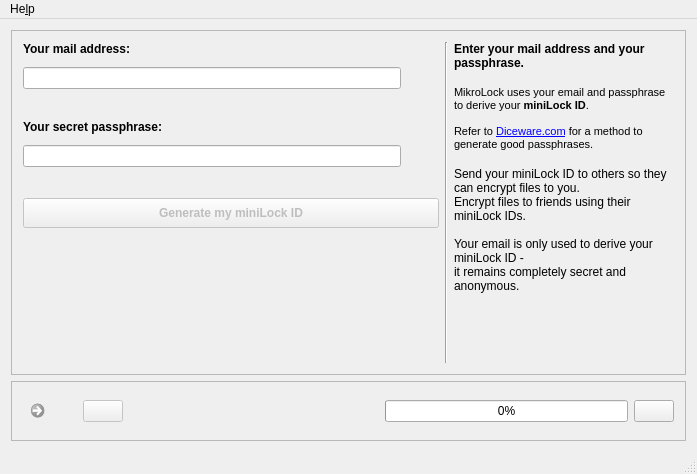
Above: src/gui/qt-widgets/mlock-gui/mlockmainwindow.ui from andre-simon/mikrolock before the change. Below: the same form after it.
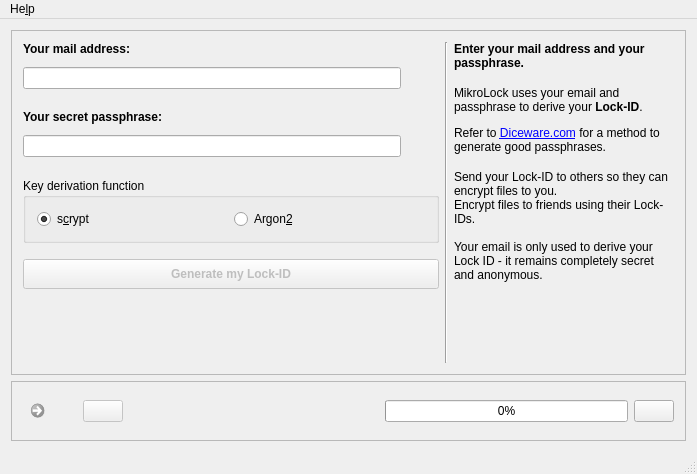
That is the form after the change. The open tabs and pages were chosen to show the change. Icons and pictures are not drawn.

Commit message: 1.1 addition of Argon2 kdf

```diff
--- a/src/gui/qt-widgets/mlock-gui/mlockmainwindow.ui
+++ b/src/gui/qt-widgets/mlock-gui/mlockmainwindow.ui
@@ -109,7 +109,7 @@
             <property name="sizeHint" stdset="0">
              <size>
               <width>20</width>
-              <height>20</height>
+              <height>10</height>
              </size>
             </property>
            </spacer>
@@ -189,7 +189,58 @@
             <property name="sizeHint" stdset="0">
              <size>
               <width>20</width>
-              <height>20</height>
+              <height>10</height>
+             </size>
+            </property>
+           </spacer>
+          </item>
+          <item>
+           <widget class="QGroupBox" name="gbKDF">
+            <property name="toolTip">
+             <string>Select a function to calculate a key from the input fields above. Always use the same function to generate your Lock-ID.</string>
+            </property>
+            <property name="title">
+             <string>Key derivation function</string>
+            </property>
+            <layout class="QHBoxLayout" name="horizontalLayout_8">
+             <item>
+              <widget class="QRadioButton" name="rbScrypt">
+               <property name="toolTip">
+                <string>Select scrypt as key derivation function.</string>
+               </property>
+               <property name="text">
+                <string>s&amp;crypt</string>
+               </property>
+               <property name="checked">
+                <bool>true</bool>
+               </property>
+              </widget>
+             </item>
+             <item>
+              <widget class="QRadioButton" name="rbArgon2">
+               <property name="toolTip">
+                <string>Use Argon2 as key derivation function.</string>
+               </property>
+               <property name="text">
+                <string>Argon&amp;2</string>
+               </property>
+              </widget>
+             </item>
+            </layout>
+           </widget>
+          </item>
+          <item>
+           <spacer name="verticalSpacer_4">
+            <property name="orientation">
+             <enum>Qt::Vertical</enum>
+            </property>
+            <property name="sizeType">
+             <enum>QSizePolicy::Minimum</enum>
+            </property>
+            <property name="sizeHint" stdset="0">
+             <size>
+              <width>20</width>
+              <height>10</height>
              </size>
             </property>
            </spacer>
@@ -227,7 +278,7 @@
              <string>Press this button to get to the file processing screen.</string>
             </property>
             <property name="text">
-             <string>Generate my miniLock ID</string>
+             <string>Generate my Lock-ID</string>
             </property>
             <property name="autoDefault">
              <bool>false</bool>
@@ -241,7 +292,7 @@
            </widget>
           </item>
           <item>
-           <spacer name="verticalSpacer_4">
+           <spacer name="verticalSpacer_8">
             <property name="orientation">
              <enum>Qt::Vertical</enum>
             </property>
@@ -299,13 +350,9 @@
           <item>
            <widget class="QLabel" name="label_6">
             <property name="text">
-             <string>&lt;!DOCTYPE HTML PUBLIC &quot;-//W3C//DTD HTML 4.0//EN&quot; &quot;http://www.w3.org/TR/REC-html40/strict.dtd&quot;&gt;
-&lt;html&gt;&lt;head&gt;&lt;meta name=&quot;qrichtext&quot; content=&quot;1&quot; /&gt;&lt;style type=&quot;text/css&quot;&gt;
-p, li { white-space: pre-wrap; }
-&lt;/style&gt;&lt;/head&gt;&lt;body style=&quot; font-family:'Sans Serif'; font-size:8pt; font-weight:400; font-style:normal;&quot;&gt;
-&lt;p style=&quot; margin-top:0px; margin-bottom:0px; margin-left:0px; margin-right:0px; -qt-block-indent:0; text-indent:0px;&quot;&gt;MikroLock uses your email and passphrase to derive your &lt;span style=&quot; font-weight:600;&quot;&gt;miniLock ID&lt;/span&gt;.&lt;/p&gt;
-&lt;p style=&quot;-qt-paragraph-type:empty; margin-top:0px; margin-bottom:0px; margin-left:0px; margin-right:0px; -qt-block-indent:0; text-indent:0px;&quot;&gt;&lt;br /&gt;&lt;/p&gt;
-&lt;p style=&quot; margin-top:0px; margin-bottom:0px; margin-left:0px; margin-right:0px; -qt-block-indent:0; text-indent:0px;&quot;&gt;Refer to &lt;a href=&quot;http://www.diceware.com&quot;&gt;&lt;span style=&quot; text-decoration: underline; color:#0000ff;&quot;&gt;Diceware.com&lt;/span&gt;&lt;/a&gt; for a method to generate good passphrases.&lt;/p&gt;&lt;/body&gt;&lt;/html&gt;</string>
+             <string>&lt;html&gt;&lt;head/&gt;&lt;body&gt;&lt;p&gt;MikroLock uses your email and passphrase to derive your &lt;span style=&quot; font-weight:600;&quot;&gt;Lock-ID&lt;/span&gt;.&lt;/p&gt;
+
+&lt;p&gt;Refer to &lt;a href=&quot;http://www.diceware.com&quot;&gt;&lt;span style=&quot; text-decoration: underline; color:#0000ff;&quot;&gt;Diceware.com&lt;/span&gt;&lt;/a&gt; for a method to generate good passphrases.&lt;/p&gt;&lt;/body&gt;&lt;/html&gt;</string>
             </property>
             <property name="wordWrap">
              <bool>true</bool>
@@ -340,7 +387,7 @@
              </size>
             </property>
             <property name="text">
-             <string>Send your miniLock ID to others so they can encrypt files to you.&lt;br&gt;Encrypt files to friends using their miniLock IDs. &lt;br&gt;&lt;br&gt;Your email is only used to derive your miniLock ID -&lt;br&gt; it remains completely secret and anonymous.</string>
+             <string>&lt;html&gt;&lt;head/&gt;&lt;body&gt;&lt;p&gt;Send your Lock-ID to others so they can encrypt files to you.&lt;br/&gt;Encrypt files to friends using their Lock-IDs. &lt;br/&gt;&lt;br/&gt;Your email is only used to derive your Lock ID - it remains completely secret and anonymous.&lt;/p&gt;&lt;/body&gt;&lt;/html&gt;</string>
             </property>
             <property name="wordWrap">
              <bool>true</bool>
```
Left out of the diff: 33 changed lines with no effect on the pictures. The commit also changes 25 other files.
